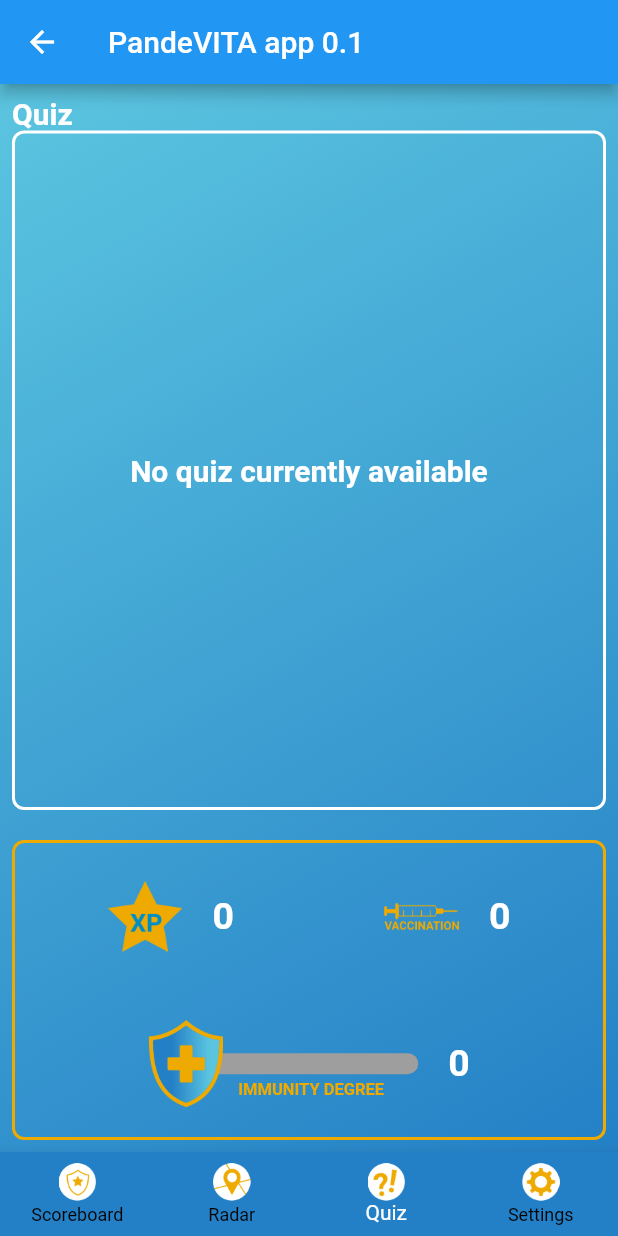
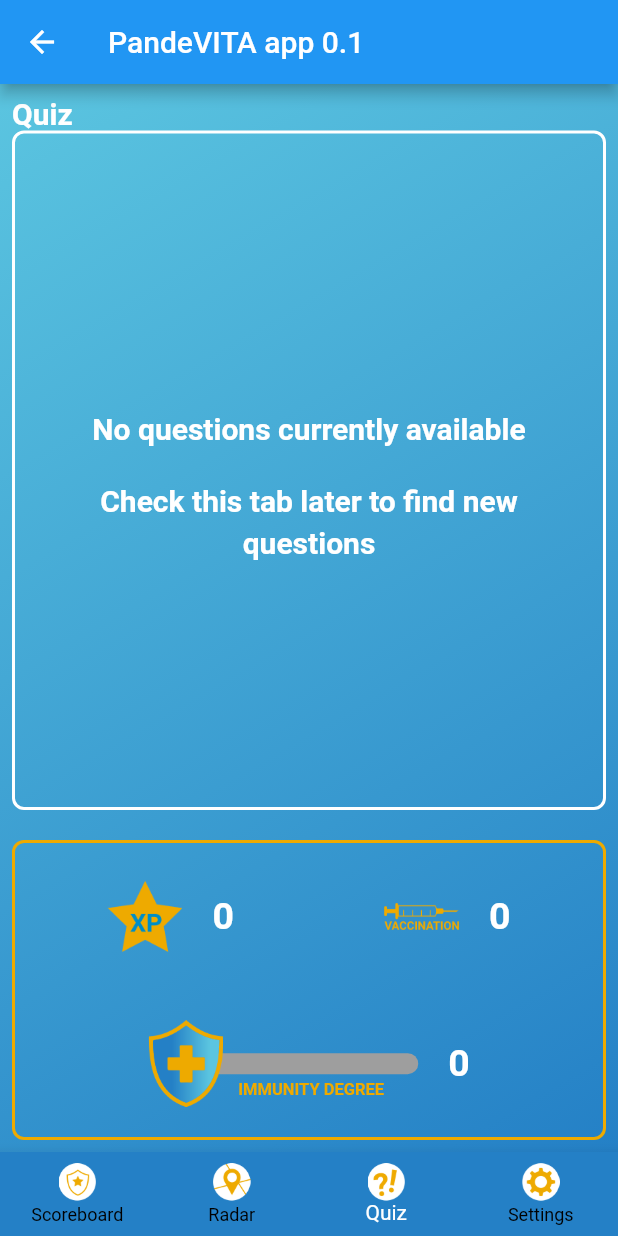
Before and after one commit to vttresearch/PandeVITA-App, a Flutter app: the HomePage screen opened by its route, item 3 of the bottom bar chosen, on a phone screen of 412 x 824 dp. Run offline on Flutter 3.47's test engine with Material 2 defaults, Android fonts, the phone set to English and light mode, and no system bars; drawn by our look-alikes of percent_indicator; our stand-ins replace email_validator, flutter_secure_storage, get, hive, hive_flutter, latlong2 and 6 more; missing offline and left inert: dart:ffi, flutter_beacon, flutter_foreground_task, flutter_osm_plugin; accounts and stored records are empty; network calls fail.

```diff
--- a/lib/view/quiz_page.dart
+++ b/lib/view/quiz_page.dart
@@ -114,9 +114,9 @@ class QuizPageState extends State<QuizPage> {
       for (Map question in quizFromServer) {
         currentQuizId = question['id'];
         //Do not display already answered questions
-        if (await gameStatus.isQuizQuestionAnswered(currentQuizId)) {
+     /*   if (await gameStatus.isQuizQuestionAnswered(currentQuizId)) {
           continue;
-        }
+        }*/
         newQuestions = true;
         currentQuiz.add(question);
         isAnsweringQuiz = true;
@@ -180,13 +180,31 @@ class QuizPageState extends State<QuizPage> {
                 if (isQuestionAvailable && isQuizAlreadyAnswered) quizResult,
                 //If no quiz available, default option
                 if (!isQuestionAvailable)
-                  Row(
-                    mainAxisAlignment: MainAxisAlignment.spaceEvenly,
+                  Expanded(child: Column(
+                    mainAxisAlignment: MainAxisAlignment.center,
+                    crossAxisAlignment: CrossAxisAlignment.center,
                     children: [
-                      Text("No quiz currently available",
-                          style: settingsTextStyle)
+                      Padding(
+                          child: Text(
+                              "No questions currently available",
+                              style: settingsTextStyle,
+                              overflow: TextOverflow.ellipsis,
+                              maxLines: 2),
+                          padding:
+                          const EdgeInsets.symmetric(vertical: 20.0, horizontal: 10.0)),
+                      //Text("You got $totalScore immunity points", style: settingsTextStyle),
+                      Padding(
+                          child: Text("Check this tab later to find new",
+                              style: settingsTextStyle),
+                          padding:
+                          const EdgeInsets.symmetric(vertical: 5.0, horizontal: 10.0)),
+                      Padding(
+                          child: Text("questions",
+                              style: settingsTextStyle),
+                          padding:
+                          const EdgeInsets.symmetric(vertical: 0.0, horizontal: 10.0))
                     ],
-                  ),
+                  )),
               ],
             )),
       ),
```
Also changed, not shown: lib/communication/http_communication.dart (+91 -6 lines), lib/game_logic/game_status.dart (+8 -8 lines), 1 other file.
